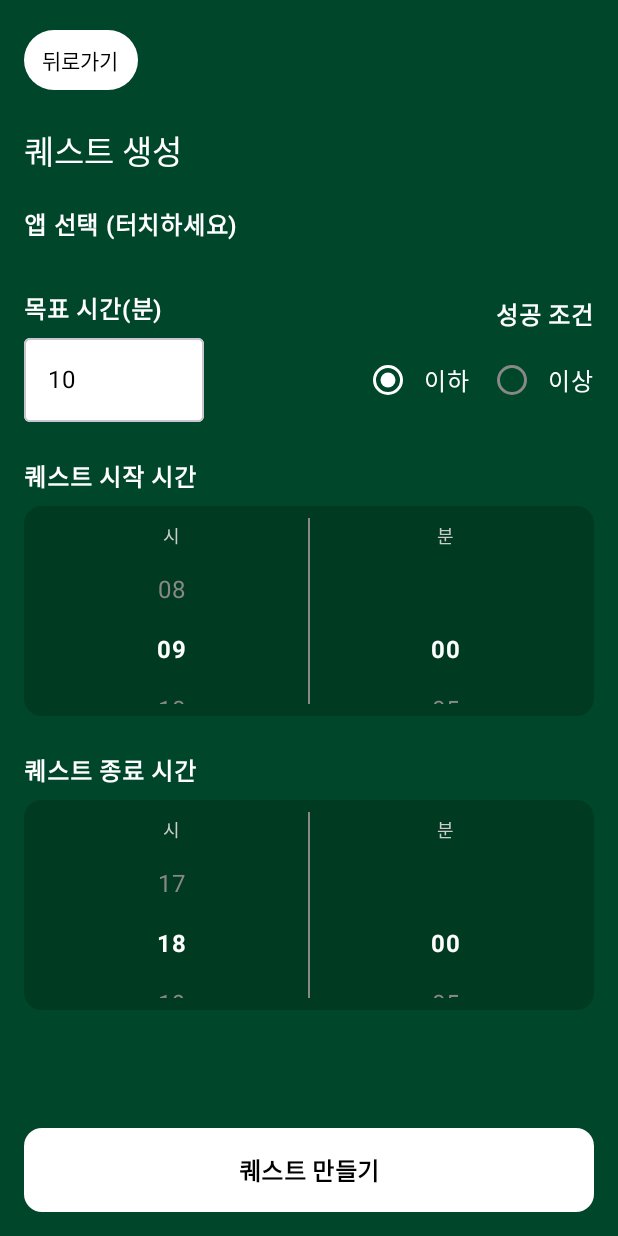
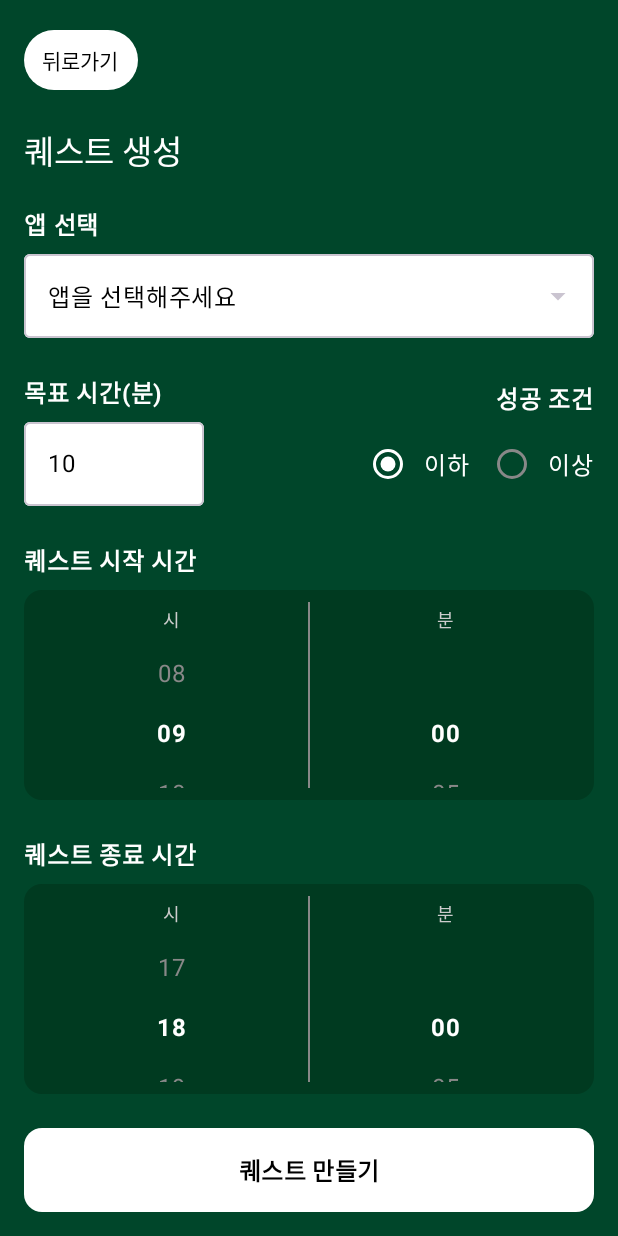
Before and after one commit to innoxo/TEAM-GRAD, an Android app built with Jetpack Compose: the QuestCreateScreen screen opened through its navigation route, on a phone screen of 412 x 824 dp. Run offline under Robolectric (Android 15) with nearby library versions, the light colour scheme and no system bars; our stand-ins replace Firebase (no records; nobody signed in at launch, a user with empty details on screens opened directly).

Commit message:
퀘스트 앱 선택 스크롤

```diff
--- a/apptracker/app/src/main/java/com/example/apptracker/QuestCreateScreen.kt
+++ b/apptracker/app/src/main/java/com/example/apptracker/QuestCreateScreen.kt
@@ -12,9 +12,7 @@ import androidx.compose.foundation.shape.RoundedCornerShape
 import androidx.compose.foundation.verticalScroll
 import androidx.compose.foundation.rememberScrollState
 import androidx.compose.material3.*
-import androidx.compose.runtime.Composable
-import androidx.compose.runtime.LaunchedEffect
-import androidx.compose.runtime.collectAsState
+import androidx.compose.runtime.*
 import androidx.compose.ui.Alignment
 import androidx.compose.ui.Modifier
 import androidx.compose.ui.draw.clip
@@ -26,6 +24,7 @@ import androidx.compose.ui.unit.sp
 import androidx.lifecycle.viewmodel.compose.viewModel
 import androidx.navigation.NavHostController
 
+@OptIn(ExperimentalMaterial3Api::class) // 드롭다운 사용을 위해 필요
 @Composable
 fun QuestCreateScreen(
     navController: NavHostController
@@ -51,6 +50,9 @@ fun QuestCreateScreen(
     val endMinute = vm.endMinute.collectAsState()
 
     val isLoading = vm.isLoading.collectAsState()
+
+    // 드롭다운 메뉴 펼침 상태
+    var isDropdownExpanded by remember { mutableStateOf(false) }
 
     Scaffold(
         containerColor = Color(0xFF00462A),
@@ -83,13 +85,13 @@ fun QuestCreateScreen(
         }
     ) { paddingValues ->
 
-        LazyColumn(
+        Column(
             modifier = Modifier
                 .fillMaxSize()
                 .padding(paddingValues)
                 .padding(horizontal = 16.dp)
+                .verticalScroll(rememberScrollState()) // 전체 화면 스크롤
         ) {
-            item {
             Spacer(Modifier.height(16.dp))
             Button(
                 onClick = { navController.popBackStack() },
@@ -102,7 +104,7 @@ fun QuestCreateScreen(
             Text("퀘스트 생성", color = Color.White, style = MaterialTheme.typography.titleLarge)
             Spacer(Modifier.height(20.dp))
 
-                // 추천 앱 섹션
+            // 1. AI 추천 섹션 (이건 가로 스크롤 유지 - 보기 좋음)
             if (recommendedApps.value.isNotEmpty()) {
                 Text("🤖 AI 맞춤 추천", color = Color(0xFF81C784), fontWeight = FontWeight.Bold)
                 Spacer(Modifier.height(8.dp))
@@ -124,33 +126,47 @@ fun QuestCreateScreen(
                 Spacer(Modifier.height(20.dp))
             }
 
-                Text("앱 선택 (터치하세요)", color = Color.White, fontWeight = FontWeight.Bold)
+            // 2. 🔥 [핵심 수정] 앱 선택 (드롭다운 메뉴로 변경)
+            Text("앱 선택", color = Color.White, fontWeight = FontWeight.Bold)
             Spacer(Modifier.height(8.dp))
+
+            ExposedDropdownMenuBox(
+                expanded = isDropdownExpanded,
+                onExpandedChange = { isDropdownExpanded = !isDropdownExpanded }
+            ) {
+                OutlinedTextField(
+                    value = selected.value?.appName ?: "앱을 선택해주세요",
+                    onValueChange = {},
+                    readOnly = true, // 입력 불가, 선택만 가능
+                    trailingIcon = { ExposedDropdownMenuDefaults.TrailingIcon(expanded = isDropdownExpanded) },
+                    colors = TextFieldDefaults.colors(
+                        focusedContainerColor = Color.White,
+                        unfocusedContainerColor = Color.White,
+                        focusedTextColor = Color.Black,
+                        unfocusedTextColor = Color.Black
+                    ),
+                    modifier = Modifier.menuAnchor(MenuAnchorType.PrimaryNotEditable, true).fillMaxWidth()
+                )
+
+                ExposedDropdownMenu(
+                    expanded = isDropdownExpanded,
+                    onDismissRequest = { isDropdownExpanded = false }
+                ) {
+                    appList.value.forEach { app ->
+                        DropdownMenuItem(
+                            text = { Text(app.appName) },
+                            onClick = {
+                                vm.selectApp(app)
+                                isDropdownExpanded = false // 선택 후 닫기
                             }
-
-            // 전체 앱 리스트
-            items(appList.value) { appItem ->
-                Row(
-                    Modifier
-                        .fillMaxWidth()
-                        .padding(vertical = 4.dp)
-                        .clip(RoundedCornerShape(8.dp))
-                        .background(if (selected.value == appItem) Color(0xFF4CAF50) else Color(0xFF003A20))
-                        .clickable { vm.selectApp(appItem) }
-                        .padding(12.dp)
-                ) {
-                    Text(appItem.appName, color = Color.White)
-                    if (selected.value == appItem) {
-                        Spacer(Modifier.weight(1f))
-                        Text("✔", color = Color.White, fontWeight = FontWeight.Bold)
+                        )
                     }
                 }
             }
 
-            item {
             Spacer(Modifier.height(24.dp))
 
-                // 목표 시간 & 조건
+            // 3. 목표 시간 & 조건 (기존 유지)
             Row(
                 modifier = Modifier.fillMaxWidth(),
                 horizontalArrangement = Arrangement.SpaceBetween,
@@ -186,6 +202,8 @@ fun QuestCreateScreen(
             }
 
             Spacer(Modifier.height(24.dp))
+
+            // 4. 시작 시간 (스크롤 피커)
             Text("퀘스트 시작 시간", color = Color.White, fontWeight = FontWeight.Bold)
             Spacer(Modifier.height(8.dp))
             Row(
@@ -197,6 +215,7 @@ fun QuestCreateScreen(
                 VerticalWheelPicker((0..55 step 5).toList(), startMinute.value, { vm.setStartMinute(it) }, "분")
             }
 
+            // 5. 종료 시간 (스크롤 피커)
             Spacer(Modifier.height(24.dp))
             Text("퀘스트 종료 시간", color = Color.White, fontWeight = FontWeight.Bold)
             Spacer(Modifier.height(8.dp))
@@ -209,7 +228,6 @@ fun QuestCreateScreen(
                 VerticalWheelPicker((0..55 step 5).toList(), endMinute.value, { vm.setEndMinute(it) }, "분")
             }
             Spacer(Modifier.height(100.dp))
-            }
         }
     }
 }
```
Lines whose indentation alone changed are shown as unchanged.
